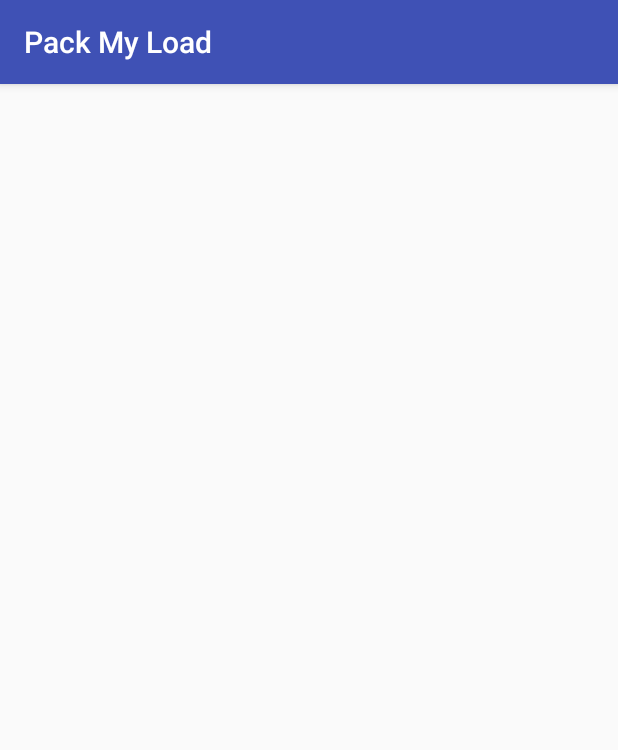
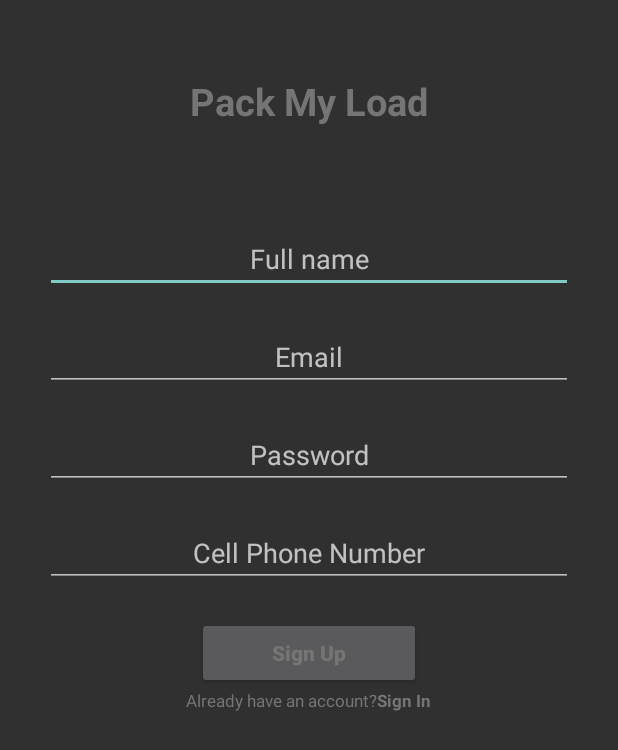
Before and after one commit to konyekokim/PackMyLoad, an Android app: the SignUpActivity screen opened directly, with no data from a screen before it, on a phone screen of 412 x 824 dp. Shown: the top 750 px of the screen. Run offline under Robolectric (Android 15) with nearby library versions, the phone set to English and light mode, and no system bars; 1 statement that could not run was skipped.

Commit message:
edited sign up layout and activity

```diff
--- a/app/src/main/AndroidManifest.xml
+++ b/app/src/main/AndroidManifest.xml
@@ -16,20 +16,31 @@
             <intent-filter>
                 <action android:name="android.intent.action.MAIN" />
                 <action android:name="android.intent.action.VIEW" />
+
                 <category android:name="android.intent.category.DEFAULT" />
                 <category android:name="android.intent.category.BROWSABLE" />
                 <category android:name="android.intent.category.LAUNCHER" />
-                <data android:scheme="chokus"
-                    android:host="konye" />
-                <!-- note that the leading "/" is required for pathPrefix-->
-                <!-- Accepts URIs that begin with "example://gizmos”
+
+                <data
+                    android:host="konye"
+                    android:scheme="chokus" />
+                <!-- note that the leading "/" is required for pathPrefix -->
+                <!--
+                Accepts URIs that begin with "example://gizmos”
                 <data android:scheme="example"
-                      android:host="gizmos" />-->
-                    </intent-filter>
-                </activity>
-                <activity android:name=".GetStartedActivity" />
-                <activity android:name=".SignUpActivity" />
-                <activity android:name=".SignInActivity"/>
-            </application>
+                      android:host="gizmos" />
+                -->
+            </intent-filter>
+        </activity>
+        <activity
+            android:name=".GetStartedActivity"
+            android:theme="@style/Theme.AppCompat.NoActionBar" />
+        <activity
+            android:name=".SignUpActivity"
+            android:theme="@style/Theme.AppCompat.NoActionBar" />
+        <activity
+            android:name=".SignInActivity"
+            android:theme="@style/Theme.AppCompat.NoActionBar" />
+    </application>
 
-        </manifest>
+</manifest>
--- a/app/src/main/java/com/chokus/konye/packmyload/GetStartedActivity.kt
+++ b/app/src/main/java/com/chokus/konye/packmyload/GetStartedActivity.kt
@@ -14,10 +14,6 @@ class GetStartedActivity : AppCompatActivity() {
         setFullScreen()
 
     }
-    private fun setFullScreen() {
-        window.setFlags(WindowManager.LayoutParams.FLAG_FULLSCREEN,
-                WindowManager.LayoutParams.FLAG_FULLSCREEN)
-    }
     private fun viewActions(){
         get_started_button.setOnClickListener{
             val intent = Intent(applicationContext, SignUpActivity:: class.java)
@@ -28,4 +24,8 @@ class GetStartedActivity : AppCompatActivity() {
             startActivity(intent)
         }
     }
+    private fun setFullScreen() {
+        window.setFlags(WindowManager.LayoutParams.FLAG_FULLSCREEN,
+                WindowManager.LayoutParams.FLAG_FULLSCREEN)
+    }
 }
--- a/app/src/main/java/com/chokus/konye/packmyload/SignInActivity.kt
+++ b/app/src/main/java/com/chokus/konye/packmyload/SignInActivity.kt
@@ -2,18 +2,11 @@ package com.chokus.konye.packmyload
 
 import android.support.v7.app.AppCompatActivity
 import android.os.Bundle
-import android.view.WindowManager
 
 class SignInActivity : AppCompatActivity() {
 
     override fun onCreate(savedInstanceState: Bundle?) {
         super.onCreate(savedInstanceState)
         setContentView(R.layout.activity_sign_in)
-        setFullScreen()
-    }
-
-    private fun setFullScreen() {
-        window.setFlags(WindowManager.LayoutParams.FLAG_FULLSCREEN,
-                WindowManager.LayoutParams.FLAG_FULLSCREEN)
     }
 }
--- a/app/src/main/java/com/chokus/konye/packmyload/SignUpActivity.kt
+++ b/app/src/main/java/com/chokus/konye/packmyload/SignUpActivity.kt
@@ -1,15 +1,30 @@
 package com.chokus.konye.packmyload
 
+import android.content.Intent
 import android.support.v7.app.AppCompatActivity
 import android.os.Bundle
 import android.view.WindowManager
+import kotlinx.android.synthetic.main.activity_get_started.*
+import kotlinx.android.synthetic.main.activity_sign_up.*
 
 class SignUpActivity : AppCompatActivity() {
 
     override fun onCreate(savedInstanceState: Bundle?) {
         super.onCreate(savedInstanceState)
-        setContentView(R.layout.activity_pick_pmltype)
+        setContentView(R.layout.activity_sign_up)
         setFullScreen()
+        viewActions()
+    }
+
+    private fun viewActions(){
+        sign_up_button.setOnClickListener{
+            val intent = Intent(applicationContext, SignInActivity:: class.java)
+            startActivity(intent)
+        }
+        sign_in_textView.setOnClickListener {
+            val intent = Intent(applicationContext, SignInActivity:: class.java)
+            startActivity(intent)
+        }
     }
 
     private fun setFullScreen() {
--- a/app/src/main/res/layout/activity_pick_pmltype.xml
+++ /dev/null
@@ -1,9 +0,0 @@
-<?xml version="1.0" encoding="utf-8"?>
-<android.support.constraint.ConstraintLayout xmlns:android="http://schemas.android.com/apk/res/android"
-    xmlns:app="http://schemas.android.com/apk/res-auto"
-    xmlns:tools="http://schemas.android.com/tools"
-    android:layout_width="match_parent"
-    android:layout_height="match_parent"
-    tools:context="com.chokus.konye.packmyload.SignUpActivity">
-
-</android.support.constraint.ConstraintLayout>
--- /dev/null
+++ b/app/src/main/res/layout/activity_sign_up.xml
@@ -0,0 +1,112 @@
+<?xml version="1.0" encoding="utf-8"?>
+<RelativeLayout xmlns:android="http://schemas.android.com/apk/res/android"
+    xmlns:app="http://schemas.android.com/apk/res-auto"
+    xmlns:tools="http://schemas.android.com/tools"
+    android:layout_width="match_parent"
+    android:layout_height="match_parent"
+    tools:context="com.chokus.konye.packmyload.SignUpActivity">
+
+    <TextView
+        android:layout_width="wrap_content"
+        android:layout_height="wrap_content"
+        android:layout_centerHorizontal="true"
+        android:layout_marginTop="50dp"
+        android:text="Pack My Load"
+        android:textColor="#757575"
+        android:textStyle="bold"
+        android:textSize="25sp"/>
+
+    <LinearLayout
+        android:layout_width="match_parent"
+        android:layout_height="wrap_content"
+        android:layout_marginTop="150dp"
+        android:layout_marginStart="30dp"
+        android:layout_marginEnd="30dp"
+        android:orientation="vertical">
+
+        <EditText
+            android:layout_width="match_parent"
+            android:layout_height="wrap_content"
+            android:maxLines="1"
+            android:inputType="textPersonName"
+            android:hint="Full name"
+            android:textColor="#757575"
+            android:id="@+id/private_name_editText"
+            android:textAlignment="center"/>
+
+        <EditText
+            android:layout_width="match_parent"
+            android:layout_height="wrap_content"
+            android:layout_marginTop="20dp"
+            android:maxLines="1"
+            android:inputType="textEmailAddress"
+            android:id="@+id/email_add_editText"
+            android:textAlignment="center"
+            android:hint="Email"
+            android:textColor="#757575"/>
+
+        <EditText
+            android:layout_width="match_parent"
+            android:layout_height="wrap_content"
+            android:layout_marginTop="20dp"
+            android:maxLines="1"
+            android:inputType="textPassword"
+            android:textAlignment="center"
+            android:id="@+id/password_editText"
+            android:hint="Password"
+            android:textColor="#757575"/>
+
+        <EditText
+            android:layout_width="match_parent"
+            android:layout_height="wrap_content"
+            android:layout_marginTop="20dp"
+            android:maxLines="1"
+            android:inputType="phone"
+            android:id="@+id/phone_number_editText"
+            android:textAlignment="center"
+            android:hint="Cell Phone Number"
+            android:textColor="#757575"/>
+
+        <Button
+            android:layout_width="wrap_content"
+            android:layout_height="wrap_content"
+            android:layout_marginTop="20dp"
+            android:paddingStart="50dp"
+            android:paddingEnd="50dp"
+            android:text="Sign Up"
+            android:textStyle="bold"
+            android:textAllCaps="false"
+            android:textAlignment="center"
+            android:id="@+id/sign_up_button"
+            android:layout_gravity="center_horizontal"
+            android:textColor="#757575"/>
+
+        <LinearLayout
+            android:layout_width="wrap_content"
+            android:layout_height="wrap_content"
+            android:orientation="horizontal"
+            android:id="@+id/sign_in_layout"
+            android:layout_gravity="center_horizontal">
+
+            <TextView
+                android:layout_width="wrap_content"
+                android:layout_height="wrap_content"
+                android:text="Already have an account?"
+                android:textSize="11sp"
+                android:layout_gravity="center_horizontal"
+                android:textColor="#757575"/>
+
+            <TextView
+                android:layout_width="wrap_content"
+                android:layout_height="wrap_content"
+                android:text="Sign In"
+                android:textSize="11sp"
+                android:textStyle="bold"
+                android:layout_gravity="center_horizontal"
+                android:textColor="#757575"/>
+
+        </LinearLayout>
+
+    </LinearLayout>
+
+</RelativeLayout>
--- a/app/src/main/res/layout/activity_splash_screen.xml
+++ b/app/src/main/res/layout/activity_splash_screen.xml
@@ -9,10 +9,13 @@
     <TextView
         android:layout_width="wrap_content"
         android:layout_height="wrap_content"
-        android:text="Hello World!"
+        android:text="Pack My Load"
+        android:textAppearance="?android:attr/textAppearanceLarge"
+        android:textStyle="bold"
         app:layout_constraintBottom_toBottomOf="parent"
         app:layout_constraintLeft_toLeftOf="parent"
         app:layout_constraintRight_toRightOf="parent"
-        app:layout_constraintTop_toTopOf="parent" />
+        app:layout_constraintTop_toTopOf="parent"
+        app:layout_constraintVertical_bias="0.499" />
 
 </android.support.constraint.ConstraintLayout>
```
